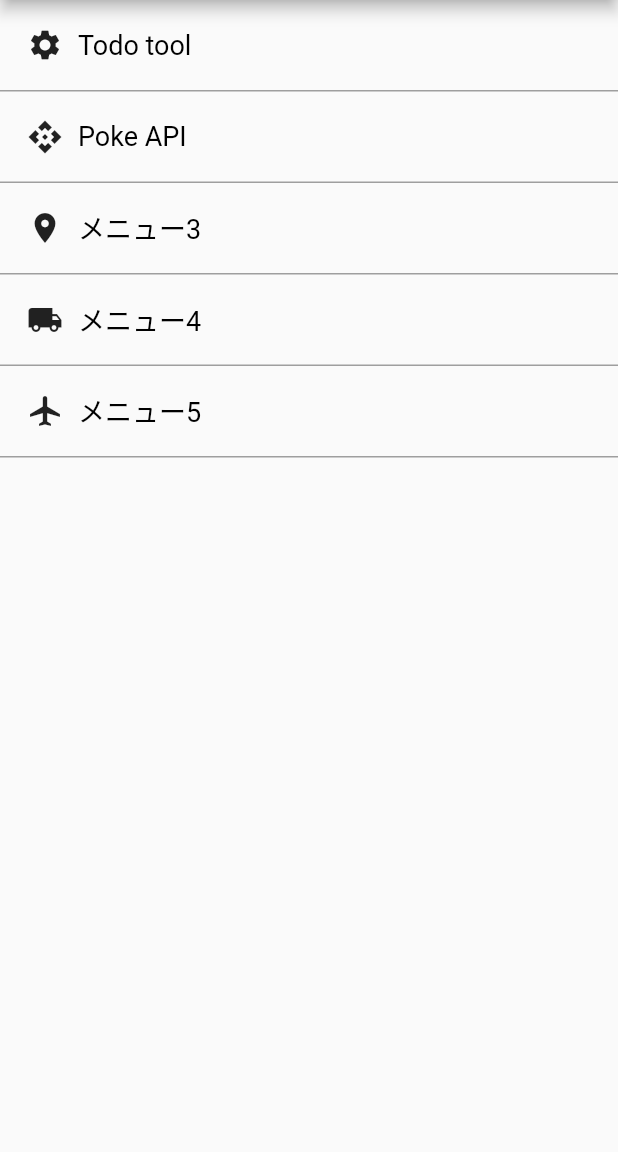
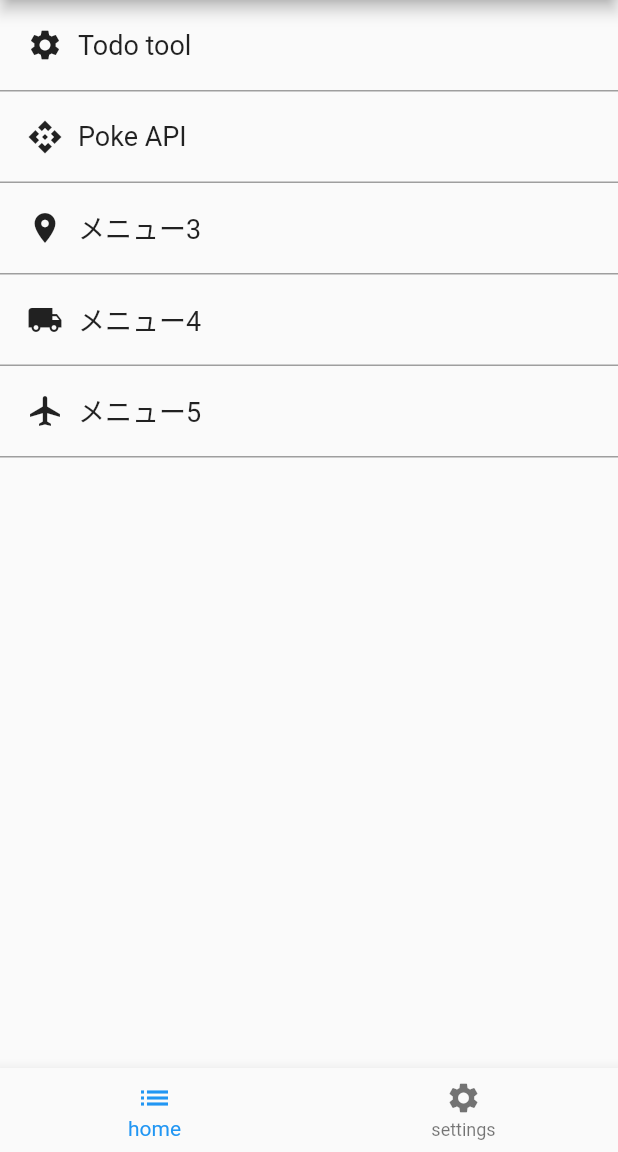
Before and after one commit to pole-SN/KnowledgeBoxForFlutter, a Flutter app: the screen it shows after launch, on a phone screen of 412 x 824 dp, the part 84-1236 px from its top. Run offline on Flutter 3.47's test engine with Material 2 defaults, Android fonts, the phone set to English and light mode, and no system bars; our stand-ins replace shared_preferences, sqflite; accounts and stored records are empty.

Commit message:
ポケルート完成

```diff
--- /dev/null
+++ b/lib/const/db.dart
@@ -0,0 +1,2 @@
+const String favFileName = "poke_favs.db";
+const String favTableName = "favorites";
--- a/lib/main.dart
+++ b/lib/main.dart
@@ -44,6 +44,7 @@ class _MyAppState extends State<MyApp> {
     return Consumer<ThemeModeNotifier>(
       builder: (context, mode, child) => MaterialApp(
         title: 'Flutter Demo',
+        debugShowCheckedModeBanner: false,
         theme: ThemeData.light(),
         darkTheme: ThemeData.dark(),
         themeMode: mode.mode,
--- a/lib/model/favorite.dart
+++ b/lib/model/favorite.dart
@@ -4,4 +4,10 @@ class Favorite {
   Favorite({
     required this.pokeId,
   });
+
+  Map<String, dynamic> toMap() {
+    return {
+      'id': pokeId,
+    };
+  }
 }
--- a/lib/view/top/top_page.dart
+++ b/lib/view/top/top_page.dart
@@ -1,23 +1,64 @@
 import 'package:flutter/material.dart';
+import '../poke_list/settings.dart';
 
-class KnowledgeHomePage extends StatelessWidget {
+class KnowledgeHomePage extends StatefulWidget {
   const KnowledgeHomePage({Key? key, required this.title}) : super(key: key);
 
   final String title;
 
   @override
+  _KnowledgeHomePageState createState() => _KnowledgeHomePageState();
+}
+
+class _KnowledgeHomePageState extends State<KnowledgeHomePage> {
+  String _title = "";
+  int currentbnb = 0;
+
+  @override
+  void initState() {
+    super.initState();
+    _title = widget.title;
+  }
+
+  @override
   Widget build(BuildContext context) {
     return Scaffold(
       appBar: AppBar(
-        title: Text(title),
+        title: Text(_title),
       ),
-      body: ListView(children: [
+      body: SafeArea(
+        child: currentbnb == 0
+            ? ListView(
+                children: [
                   _menuItem(context, "Todo tool", Icon(Icons.settings), "todo"),
                   _menuItem(context, "Poke API", Icon(Icons.api), "/pokelist"),
                   _menuItem(context, "メニュー3", Icon(Icons.room), "todo"),
-        _menuItem(context, "メニュー4", Icon(Icons.local_shipping), "todo"),
-        _menuItem(context, "メニュー5", Icon(Icons.airplanemode_active), "todo"),
-      ]),
+                  _menuItem(
+                      context, "メニュー4", Icon(Icons.local_shipping), "todo"),
+                  _menuItem(context, "メニュー5", Icon(Icons.airplanemode_active),
+                      "todo"),
+                ],
+              )
+            : const Settings(),
+      ),
+      bottomNavigationBar: BottomNavigationBar(
+        onTap: (index) => {
+          setState(
+            () => currentbnb = index,
+          )
+        },
+        currentIndex: currentbnb,
+        items: const [
+          BottomNavigationBarItem(
+            icon: Icon(Icons.list),
+            label: 'home',
+          ),
+          BottomNavigationBarItem(
+            icon: Icon(Icons.settings),
+            label: 'settings',
+          ),
+        ],
+      ),
     );
   }
 
@@ -27,8 +68,8 @@ class KnowledgeHomePage extends StatelessWidget {
       child: Container(
         padding: EdgeInsets.all(8.0),
         decoration: new BoxDecoration(
-              border: new Border(
-                  bottom: BorderSide(width: 1.0, color: Colors.grey))),
+            border:
+                new Border(bottom: BorderSide(width: 1.0, color: Colors.grey))),
         child: Row(
           children: <Widget>[
             Container(
@@ -37,10 +78,11 @@ class KnowledgeHomePage extends StatelessWidget {
             ),
             Text(
               title,
-                style: TextStyle(color: Colors.black, fontSize: 18.0),
+              style: TextStyle(fontSize: 18.0),
             ),
           ],
-          )),
+        ),
+      ),
       onTap: () {
         Navigator.of(context).pushNamed(route);
       },
--- a/pubspec.yaml
+++ b/pubspec.yaml
@@ -13,10 +13,11 @@ dependencies:
     sdk: flutter
 
   shared_preferences: any
-
   cupertino_icons: ^1.0.2
   provider: ^6.0.2
   http: ^0.13.4
+  sqflite:
+  path:
 
 dev_dependencies:
   flutter_test:
```
Also changed, not shown: lib/model/favorites_db.dart (added, +46 -0 lines), lib/view/poke_detail/poke_detail_page.dart (+7 -2 lines), lib/view/poke_list/poke_list.dart (+6 -4 lines), lib/view/poke_list/poke_list_page.dart (+1 -19 lines), lib/view_model/favorites_notifier.dart (+34 -7 lines), pubspec.lock, 3 other files. Lines whose indentation alone changed are shown as unchanged.
